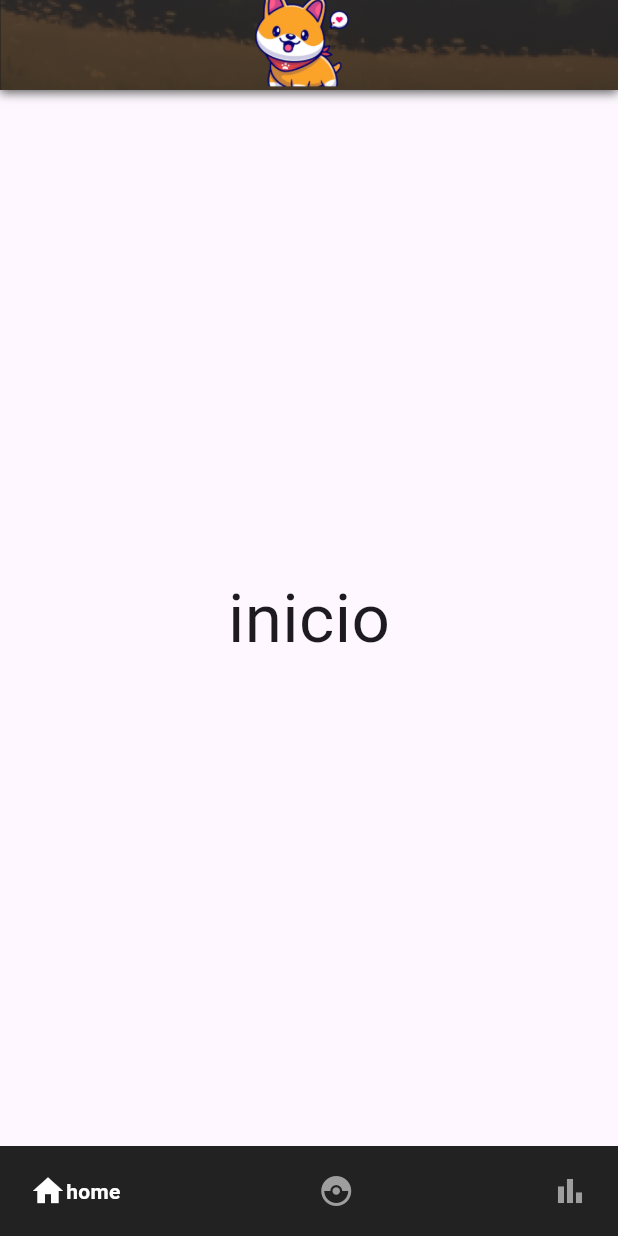
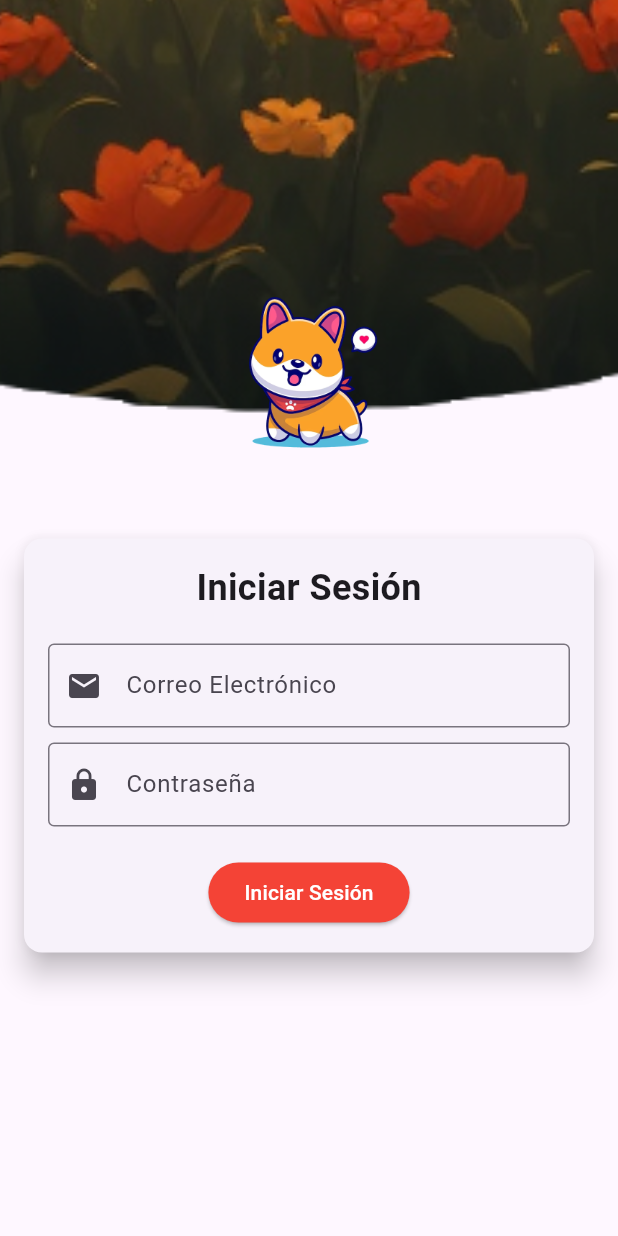
Before and after one commit to B3nja2020/apptallerflutter, a Flutter app: the screen it shows after launch, on a phone screen of 412 x 824 dp. Run offline on Flutter 3.47's test engine with Material 3 defaults, Android fonts, the phone set to English and light mode, and no system bars; drawn by our look-alikes of google_nav_bar; our stand-ins replace charts_flutter_new.

Commit message:
maquetado app
subo el resto del maquetado de la app

```diff
--- /dev/null
+++ b/lib/login.dart
@@ -0,0 +1,93 @@
+import 'package:flutter/material.dart';
+import 'package:appflutter/home_page.dart';
+
+class LoginPage extends StatelessWidget {
+  final TextEditingController emailController = TextEditingController();
+  final TextEditingController passwordController = TextEditingController();
+
+  @override
+  Widget build(BuildContext context) {
+    return Scaffold(
+      body: Stack(
+        children: [
+          FractionalTranslation(
+            translation: Offset(0.0, -0.65), // Mueve la imagen hacia arriba
+            child: Container(
+              decoration: BoxDecoration(
+                image: DecorationImage(
+                  image: AssetImage('assets/testeo.png'),
+                  fit: BoxFit.cover, // Ajusta la imagen para cubrir toda la pantalla
+                ),
+              ),
+            ),
+          ),
+          Center(
+            child: Column(
+              mainAxisAlignment: MainAxisAlignment.center,
+              children: [
+                Image.asset(
+                  'assets/aaaa.png', // Ruta de tu imagen de logo
+                  width: 150, // Ajusta el tamaño de la imagen según tus necesidades
+                  height: 150,
+                ),
+                SizedBox(height: 20),
+                Card( // Envuelve el formulario en un Card
+                  elevation: 8, // Elevación para dar profundidad al Card
+                  margin: EdgeInsets.all(16), // Márgenes alrededor del Card
+                  child: Padding(
+                    padding: const EdgeInsets.all(16.0),
+                    child: Column(
+                      children: [
+                        Text(
+                          'Iniciar Sesión', // Título dentro del Card
+                          style: TextStyle(
+                            fontSize: 24, // Tamaño de fuente del título
+                            fontWeight: FontWeight.bold, // Negrita
+                          ),
+                        ),
+                        SizedBox(height: 20),
+                        TextFormField(
+                          controller: emailController,
+                          decoration: InputDecoration(
+                            labelText: 'Correo Electrónico',
+                            prefixIcon: Icon(Icons.email),
+                            border: OutlineInputBorder(),
+                          ),
+                        ),
+                        SizedBox(height: 10),
+                        TextFormField(
+                          controller: passwordController,
+                          obscureText: true,
+                          decoration: InputDecoration(
+                            labelText: 'Contraseña',
+                            prefixIcon: Icon(Icons.lock),
+                            border: OutlineInputBorder(),
+                          ),
+                        ),
+                        SizedBox(height: 20),
+                        ElevatedButton(
+                          onPressed: () {
+                            Navigator.of(context).pushReplacement(
+                              MaterialPageRoute(
+                                builder: (context) => HomePage(),
+                              ),
+                            );
+                          },
+                          style: ElevatedButton.styleFrom(
+                            primary: Colors.red, // Fondo rojo
+                            onPrimary: Colors.white, // Texto blanco
+                          ),
+                          child: Text('Iniciar Sesión'),
+                        ),
+                      ],
+                    ),
+                  ),
+                ),
+              ],
+            ),
+          ),
+        ],
+      ),
+    );
+  }
+}
--- a/lib/main.dart
+++ b/lib/main.dart
@@ -1,4 +1,4 @@
-import 'package:appflutter/home_page.dart';
+import 'package:appflutter/login.dart'; // Importa la clase LoginPage desde login.dart
 import 'package:flutter/material.dart';
 
 void main() => runApp(const MyApp());
@@ -12,7 +12,8 @@ class MyApp extends StatelessWidget {
       title: 'Material App',
       theme: ThemeData(useMaterial3: true),
       debugShowCheckedModeBanner: false,
-      home: HomePage()
+      // Cambia la página de inicio a LoginPage
+      home: LoginPage(),
     );
   }
 }
--- a/pubspec.yaml
+++ b/pubspec.yaml
@@ -32,7 +32,10 @@ dependencies:
   cupertino_icons: ^1.0.2
   flutter:
     sdk: flutter
+  flutter_stripe: ^9.4.0
   google_nav_bar: ^5.0.6
+  url_launcher: ^6.1.14
+  flutter_paypal: ^0.2.0
 
 dev_dependencies:
   flutter_lints: ^2.0.0
```
Also changed, not shown: lib/donar.dart (added, +31 -0 lines), lib/galeria.dart (added, +113 -0 lines), lib/home_page.dart (+12 -1 lines), lib/soporte.dart (+20 -5 lines), assets/aaaa.png (added), assets/imagen1.jpeg (added), assets/imagen2.jpg (added), assets/imagen3.jpg (added), assets/testeo.png (added), pubspec.lock, 2 other files.
